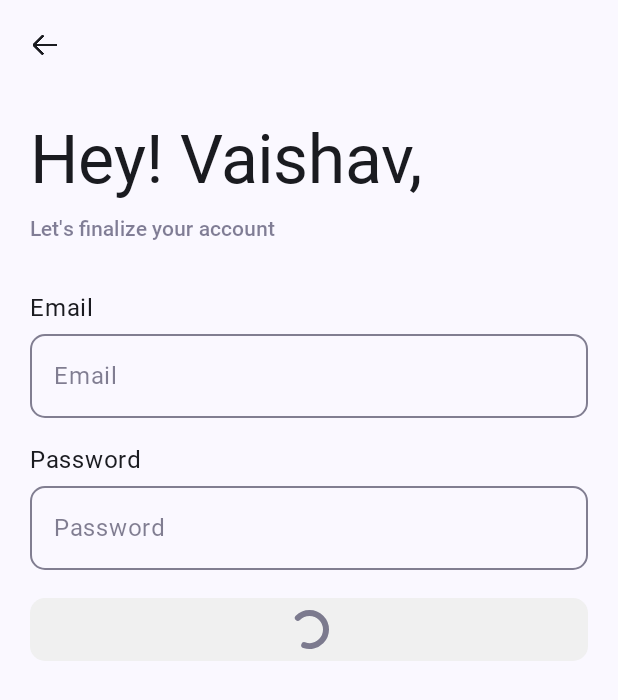
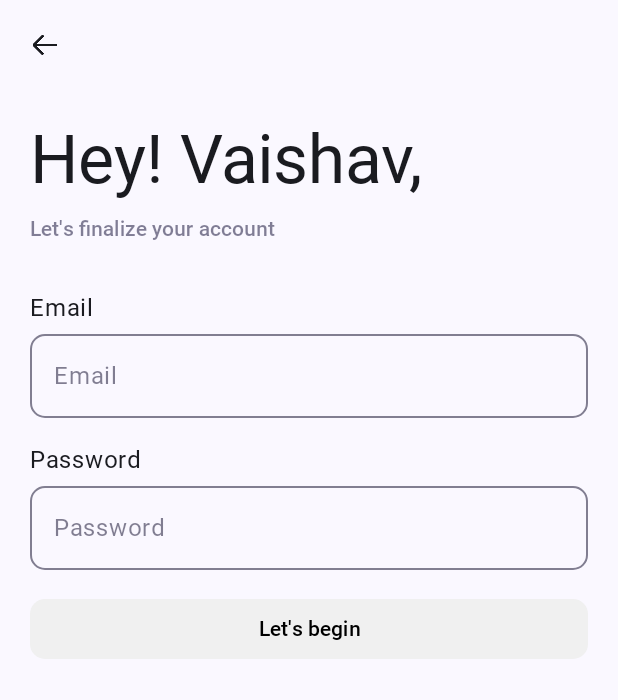
Before and after one commit to NotVaishav/alumniconnect, an Android app built with Jetpack Compose: the CredentialsScreen screen opened through its navigation route, on a phone screen of 412 x 824 dp. Shown: the top 700 px of the screen. Run offline under Robolectric (Android 15) with nearby library versions, the phone set to English and light mode, and no system bars; our stand-ins replace accompanist.

Commit message:
more changes

```diff
--- a/app/src/main/java/com/example/alumniconnect/ui/common/Buttons.kt
+++ b/app/src/main/java/com/example/alumniconnect/ui/common/Buttons.kt
@@ -61,8 +61,7 @@ fun PrimaryButton(
             contentColor = Color.Black,
         ),
         modifier = modifier
-            .fillMaxWidth()
-            .padding(start = 20.dp, top = 10.dp, end = 20.dp, bottom = 10.dp),
+            .fillMaxWidth(),
         shape = RoundedCornerShape(10.dp)
     ) {
         Row(
@@ -111,7 +110,6 @@ fun LoadingButton(
         shape = RoundedCornerShape(10.dp),
         modifier = modifier.fillMaxSize()
     ) {
-
         Crossfade(
             targetState = isLoading,
             label = "",
--- a/app/src/main/java/com/example/alumniconnect/ui/screens/signup/CredentialsScreen.kt
+++ b/app/src/main/java/com/example/alumniconnect/ui/screens/signup/CredentialsScreen.kt
@@ -30,6 +30,7 @@ import androidx.compose.ui.tooling.preview.Preview
 import androidx.compose.ui.unit.dp
 import com.example.alumniconnect.R
 import com.example.alumniconnect.ui.common.LoadingButton
+import com.example.alumniconnect.ui.common.PrimaryButton
 import com.example.alumniconnect.ui.common.PrimaryOutlinedTextField
 import com.example.alumniconnect.ui.common.WelcomeTopBar
 import com.example.alumniconnect.ui.theme.AlumniConnectTheme
@@ -86,11 +87,7 @@ fun CredentialsScreen(
             isPassword = true
         )
         Spacer(modifier = modifier.size(10.dp))
-        LoadingButton(
-            onBtnClick = {},
-            btnText = R.string.begin,
-            isLoading = !uiState.areCredentialsValid,
-        )
+        PrimaryButton(onBtnClick = { /*TODO*/ }, btnText = R.string.begin)
     }
 }
 
--- a/app/src/main/java/com/example/alumniconnect/ui/screens/signup/Screen.kt
+++ b/app/src/main/java/com/example/alumniconnect/ui/screens/signup/Screen.kt
@@ -51,16 +51,20 @@ fun SignupScreen(
             color = Color(R.color.text_grey),
             modifier = modifier.padding(start = 20.dp)
         )
+        Column(modifier.padding(horizontal = 20.dp, vertical = 10.dp)) {
             PrimaryButton(
                 onBtnClick = onStudentBtnClick,
                 btnText = R.string.student,
-            icon = R.drawable.next
+                icon = R.drawable.next,
                 )
+            Spacer(modifier = modifier.size(10.dp))
             PrimaryButton(
                 onBtnClick = onAlumnusBtnClick,
                 btnText = R.string.alumni,
                 icon = R.drawable.next
             )
+        }
+
     }
 }
 
--- a/app/src/main/java/com/example/alumniconnect/ui/screens/welcome/Screen.kt
+++ b/app/src/main/java/com/example/alumniconnect/ui/screens/welcome/Screen.kt
@@ -49,7 +49,7 @@ fun WelcomeScreen(
         horizontalAlignment = Alignment.CenterHorizontally,
         modifier = modifier
             .fillMaxSize()
-            .background(color = Color(context.getColor(R.color.white)))
+            .background(color = Color(context.getColor(R.color.white))).padding(20.dp)
     ) {
         Spacer(modifier = modifier.height(100.dp))
         Divider(
```
Lines whose indentation alone changed are shown as unchanged.
